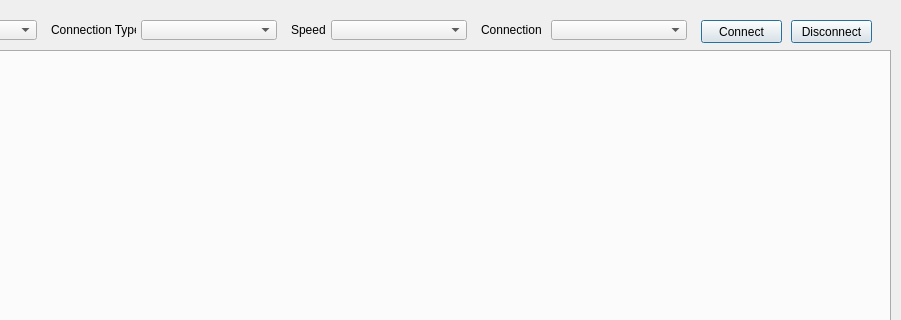
Old version of the form src/mainwindow.ui in the repository Donn13Darko/uC_Interfacer; both pictures show x 169 to 1070 and y 0 to 320 of the 1070 by 517 pixel window.
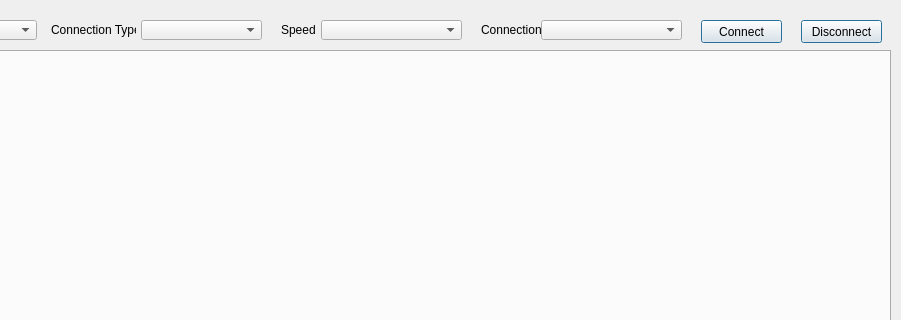
New version of the form.

```diff
--- a/src/mainwindow.ui
+++ b/src/mainwindow.ui
@@ -43,7 +43,7 @@
    <widget class="QLabel" name="SpeedLabel">
     <property name="geometry">
      <rect>
-      <x>460</x>
+      <x>450</x>
       <y>20</y>
       <width>34</width>
       <height>20</height>
@@ -58,7 +58,7 @@
      <rect>
       <x>310</x>
       <y>20</y>
-      <width>136</width>
+      <width>121</width>
       <height>20</height>
      </rect>
     </property>
@@ -66,9 +66,9 @@
    <widget class="QComboBox" name="SpeedCombo">
     <property name="geometry">
      <rect>
-      <x>500</x>
+      <x>490</x>
       <y>20</y>
-      <width>136</width>
+      <width>141</width>
       <height>20</height>
      </rect>
     </property>
@@ -118,9 +118,9 @@
    <widget class="QComboBox" name="ConnInfoCombo">
     <property name="geometry">
      <rect>
-      <x>720</x>
+      <x>710</x>
       <y>20</y>
-      <width>136</width>
+      <width>141</width>
       <height>20</height>
      </rect>
     </property>
@@ -141,7 +141,7 @@
    <widget class="QPushButton" name="DeviceDisconnect_Button">
     <property name="geometry">
      <rect>
-      <x>960</x>
+      <x>970</x>
       <y>20</y>
       <width>81</width>
       <height>23</height>
```
Left out of the diff: 2 changed lines with no effect on the pictures.
